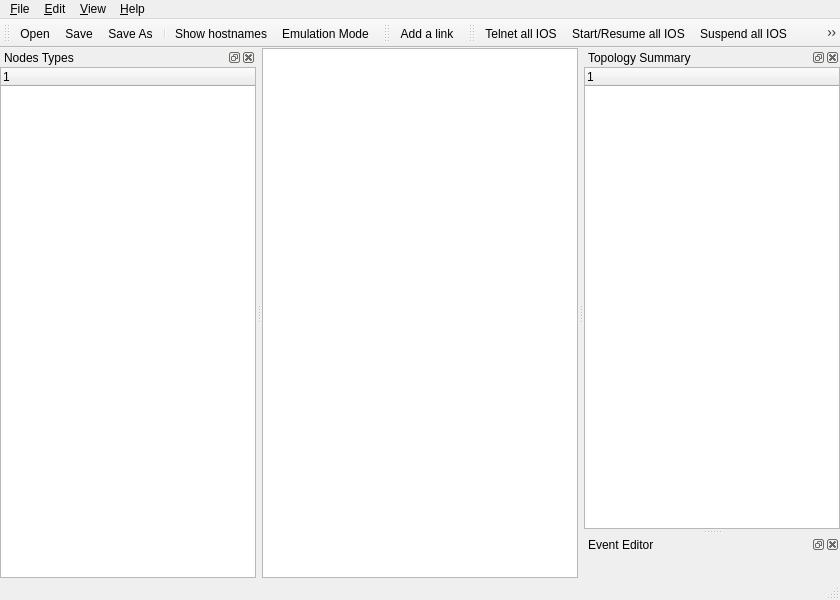
Qt form GNS3/Ui/Form_MainWindow.ui (GNS3/gns3-legacy) before a commit.
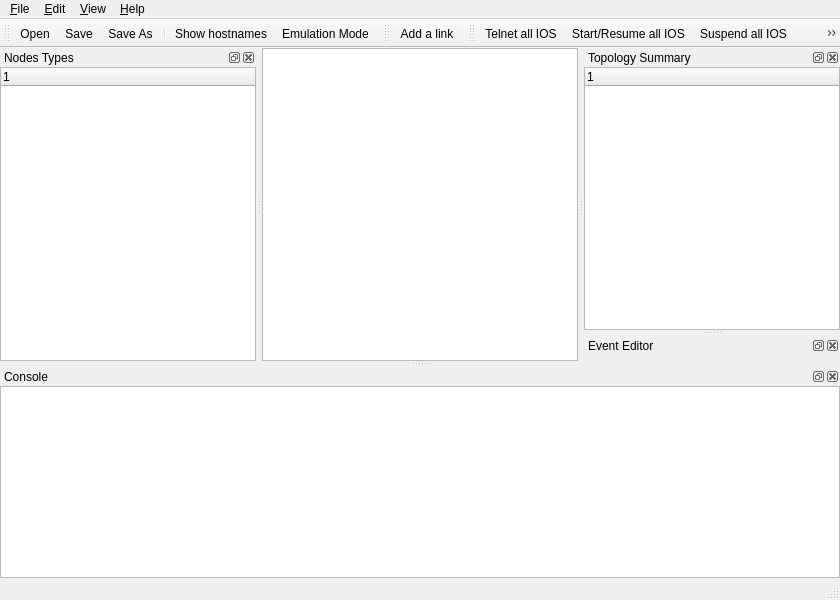
The same form after that commit. Icons and pictures are not drawn. Custom widgets are drawn as their Qt base class.

Commit message:
[GUI] Finally got dynagen console working (docked console)
- Dynagen console `dock' implementation with (trivial) completion

What changed in the file:
```diff
--- a/GNS3/Ui/Form_MainWindow.ui
+++ b/GNS3/Ui/Form_MainWindow.ui
@@ -292,6 +292,42 @@
    </attribute>
    <widget class="QWidget" name="dockWidgetContents_8" />
   </widget>
+  <widget class="QDockWidget" name="dockWidget_Console" >
+   <property name="allowedAreas" >
+    <set>Qt::BottomDockWidgetArea|Qt::NoDockWidgetArea|Qt::TopDockWidgetArea</set>
+   </property>
+   <property name="windowTitle" >
+    <string>Console</string>
+   </property>
+   <attribute name="dockWidgetArea" >
+    <number>8</number>
+   </attribute>
+   <widget class="QWidget" name="dockWidgetContents_5" >
+    <layout class="QGridLayout" >
+     <property name="leftMargin" >
+      <number>0</number>
+     </property>
+     <property name="topMargin" >
+      <number>0</number>
+     </property>
+     <property name="rightMargin" >
+      <number>0</number>
+     </property>
+     <property name="bottomMargin" >
+      <number>0</number>
+     </property>
+     <property name="horizontalSpacing" >
+      <number>0</number>
+     </property>
+     <property name="verticalSpacing" >
+      <number>0</number>
+     </property>
+     <item row="0" column="0" >
+      <widget class="Console" name="textEdit" />
+     </item>
+    </layout>
+   </widget>
+  </widget>
   <action name="action_About" >
    <property name="text" >
     <string>&amp;About</string>
@@ -643,6 +679,11 @@
    <extends>QTreeWidget</extends>
    <header>GNS3.Ui.Widget_nodesDock</header>
   </customwidget>
+  <customwidget>
+   <class>Console</class>
+   <extends>QTextEdit</extends>
+   <header>GNS3.Console.h</header>
+  </customwidget>
  </customwidgets>
  <resources>
   <include location="../../../gns3-artwork/svg_resources.qrc" />
```
Left out of the diff: 2 changed lines with no effect on the pictures. The commit also changes 5 other files.
